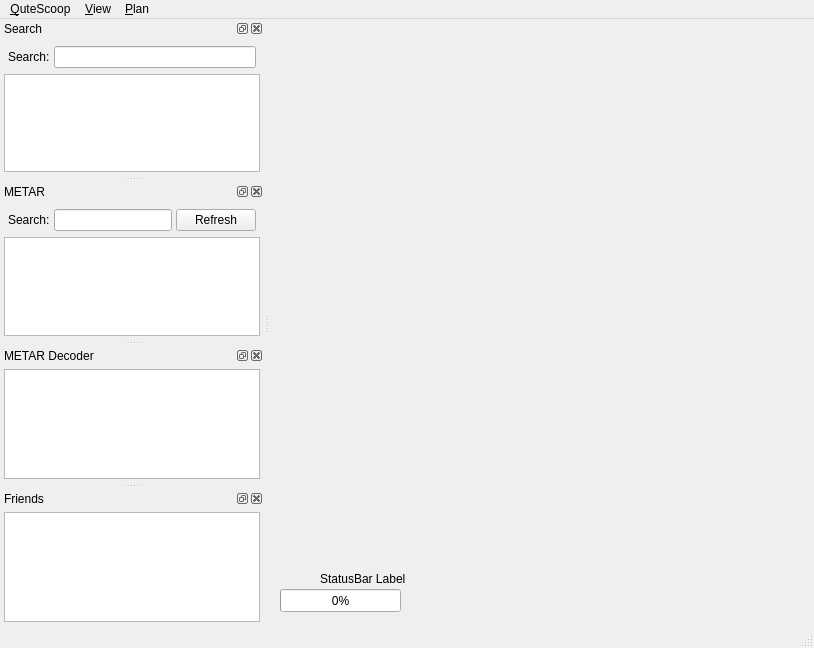
Before: the Qt Designer form branches/jonas_unstable/QuteScoop/gui/MainWindow.ui in qutescoop/qutescoop, drawn with Qt 5.
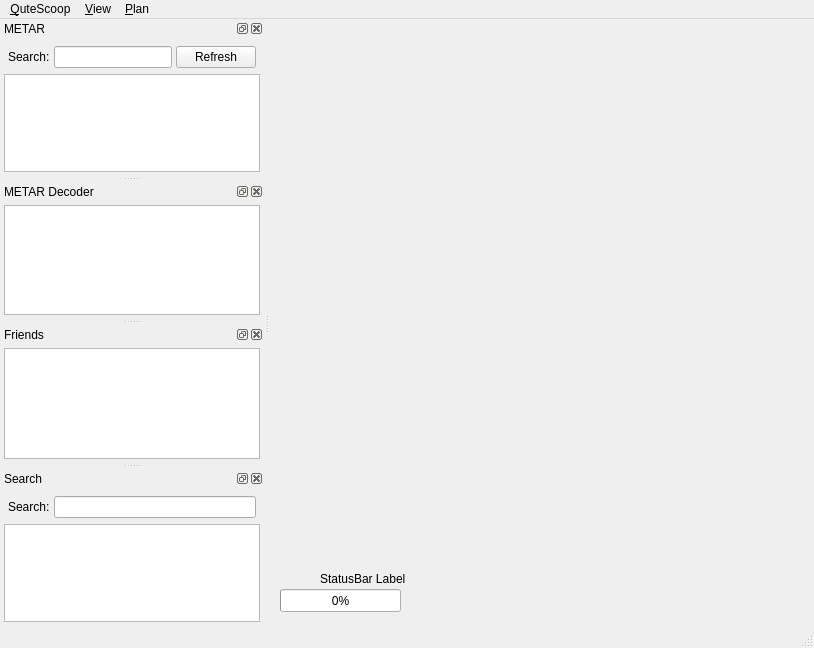
After: the same form once the commit is applied. Icons and pictures are not drawn.

Commit message: added: * QuteScoop WindowIcon to MainWindow.ui

What changed in the file:
```diff
--- a/branches/jonas_unstable/QuteScoop/gui/MainWindow.ui
+++ b/branches/jonas_unstable/QuteScoop/gui/MainWindow.ui
@@ -106,78 +106,6 @@
    <addaction name="menuPlan_Flight"/>
   </widget>
   <widget class="QStatusBar" name="statusbar"/>
-  <widget class="QDockWidget" name="searchDock">
-   <property name="maximumSize">
-    <size>
-     <width>524287</width>
-     <height>524287</height>
-    </size>
-   </property>
-   <property name="allowedAreas">
-    <set>Qt::AllDockWidgetAreas</set>
-   </property>
-   <property name="windowTitle">
-    <string>Search</string>
-   </property>
-   <attribute name="dockWidgetArea">
-    <number>1</number>
-   </attribute>
-   <widget class="QWidget" name="dockWidgetContents">
-    <layout class="QVBoxLayout">
-     <property name="spacing">
-      <number>2</number>
-     </property>
-     <property name="margin">
-      <number>4</number>
-     </property>
-     <item>
-      <layout class="QHBoxLayout">
-       <property name="spacing">
-        <number>4</number>
-       </property>
-       <property name="margin">
-        <number>4</number>
-       </property>
-       <item>
-        <widget class="QLabel" name="label">
-         <property name="text">
-          <string>Search:</string>
-         </property>
-         <property name="buddy">
-          <cstring>searchEdit</cstring>
-         </property>
-        </widget>
-       </item>
-       <item>
-        <widget class="QLineEdit" name="searchEdit"/>
-       </item>
-      </layout>
-     </item>
-     <item>
-      <widget class="QTreeView" name="searchResult">
-       <property name="editTriggers">
-        <set>QAbstractItemView::AllEditTriggers</set>
-       </property>
-       <property name="rootIsDecorated">
-        <bool>false</bool>
-       </property>
-       <property name="uniformRowHeights">
-        <bool>true</bool>
-       </property>
-       <property name="itemsExpandable">
-        <bool>false</bool>
-       </property>
-       <attribute name="headerShowSortIndicator" stdset="0">
-        <bool>true</bool>
-       </attribute>
-       <attribute name="headerShowSortIndicator" stdset="0">
-        <bool>true</bool>
-       </attribute>
-      </widget>
-     </item>
-    </layout>
-   </widget>
-  </widget>
   <widget class="QDockWidget" name="metarDock">
    <property name="windowTitle">
     <string>METAR</string>
@@ -308,6 +236,75 @@
     </layout>
    </widget>
   </widget>
+  <widget class="QDockWidget" name="searchDock">
+   <property name="maximumSize">
+    <size>
+     <width>524287</width>
+     <height>524287</height>
+    </size>
+   </property>
+   <property name="allowedAreas">
+    <set>Qt::AllDockWidgetAreas</set>
+   </property>
+   <property name="windowTitle">
+    <string>Search</string>
+   </property>
+   <attribute name="dockWidgetArea">
+    <number>1</number>
+   </attribute>
+   <widget class="QWidget" name="dockWidgetContents">
+    <layout class="QVBoxLayout">
+     <property name="spacing">
+      <number>2</number>
+     </property>
+     <property name="margin">
+      <number>4</number>
+     </property>
+     <item>
+      <layout class="QHBoxLayout">
+       <property name="spacing">
+        <number>4</number>
+       </property>
+       <property name="margin">
+        <number>4</number>
+       </property>
+       <item>
+        <widget class="QLabel" name="label">
+         <property name="text">
+          <string>Search:</string>
+         </property>
+         <property name="buddy">
+          <cstring>searchEdit</cstring>
+         </property>
+        </widget>
+       </item>
+       <item>
+        <widget class="QLineEdit" name="searchEdit"/>
+       </item>
+      </layout>
+     </item>
+     <item>
+      <widget class="QTreeView" name="searchResult">
+       <property name="editTriggers">
+        <set>QAbstractItemView::AllEditTriggers</set>
+       </property>
+       <property name="rootIsDecorated">
+        <bool>false</bool>
+       </property>
+       <property name="uniformRowHeights">
+        <bool>true</bool>
+       </property>
+       <property name="itemsExpandable">
+        <bool>false</bool>
+       </property>
+       <attribute name="headerShowSortIndicator" stdset="0">
+        <bool>true</bool>
+       </attribute>
+      </widget>
+     </item>
+    </layout>
+   </widget>
+  </widget>
   <action name="actionAbout">
    <property name="text">
     <string>&amp;About</string>
```
Left out of the diff: 25 changed lines with no effect on the pictures. The commit also changes 1 other file.
